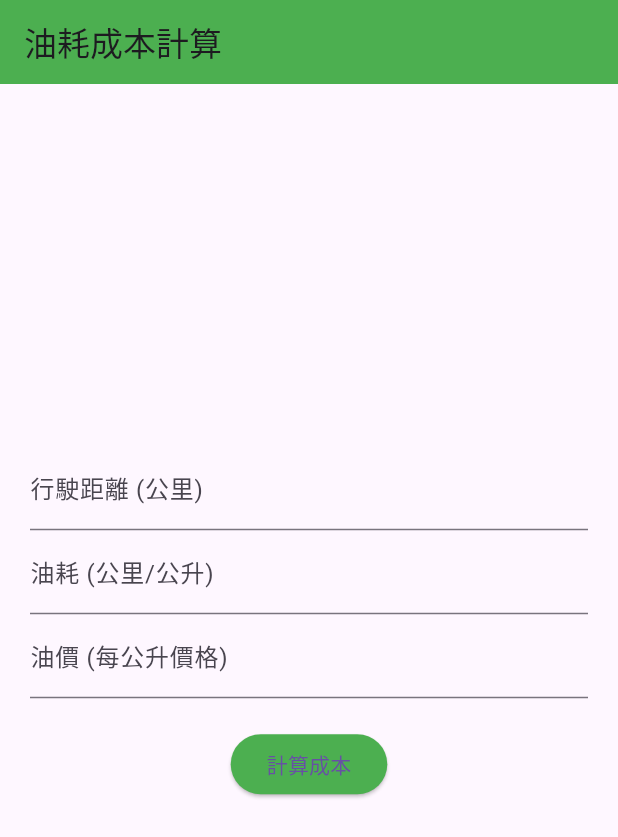
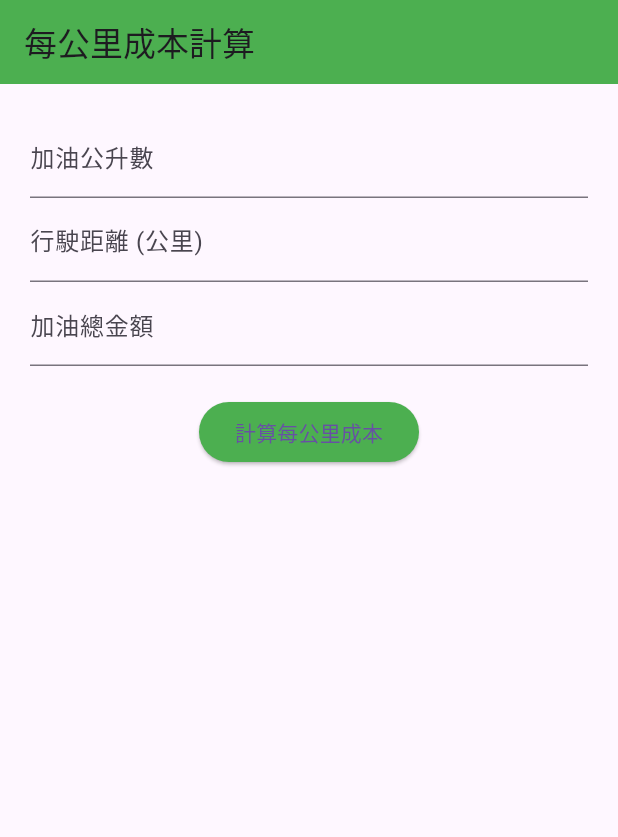
Before and after one commit to ArnoldChiou/fuel_cost_app, a Flutter app: the screen it shows after launch, on a phone screen of 412 x 824 dp. Shown: the top 837 px of the screen. Run offline on Flutter 3.47's test engine with Material 3 defaults, Android fonts, the phone set to English and light mode, and no system bars.

Commit message:
更改計算方式

```diff
--- a/lib/main.dart
+++ b/lib/main.dart
@@ -5,47 +5,43 @@ void main() {
 }
 
 class FuelCostApp extends StatelessWidget {
-  const FuelCostApp({super.key});
-
   @override
   Widget build(BuildContext context) {
     return MaterialApp(
-      title: '油耗成本計算',
+      title: '每公里成本計算',
       home: FuelCostCalculator(),
     );
   }
 }
 
 class FuelCostCalculator extends StatefulWidget {
-  const FuelCostCalculator({super.key});
-
   @override
   _FuelCostCalculatorState createState() => _FuelCostCalculatorState();
 }
 
 class _FuelCostCalculatorState extends State<FuelCostCalculator> {
+  final TextEditingController litersController = TextEditingController();
   final TextEditingController distanceController = TextEditingController();
-  final TextEditingController consumptionController = TextEditingController();
-  final TextEditingController fuelPriceController = TextEditingController();
+  final TextEditingController totalCostController = TextEditingController();
 
   String result = '';
 
   void calculateCost() {
+    final double liters = double.tryParse(litersController.text) ?? 0;
     final double distance = double.tryParse(distanceController.text) ?? 0;
-    final double consumption = double.tryParse(consumptionController.text) ?? 0;
-    final double fuelPrice = double.tryParse(fuelPriceController.text) ?? 0;
+    final double totalCost = double.tryParse(totalCostController.text) ?? 0;
 
-    if (distance <= 0 || consumption <= 0 || fuelPrice <= 0) {
+    if (liters <= 0 || distance <= 0 || totalCost <= 0) {
       setState(() {
         result = '請輸入有效數據';
       });
       return;
     }
 
-    final cost = (distance / consumption) * fuelPrice;
+    final costPerKm = totalCost / distance;
 
     setState(() {
-      result = '總成本：NT\$${cost.toStringAsFixed(2)}';
+      result = '每公里成本：NT\$${costPerKm.toStringAsFixed(2)}';
     });
   }
 
@@ -53,14 +49,21 @@ class _FuelCostCalculatorState extends State<FuelCostCalculator> {
   Widget build(BuildContext context) {
     return Scaffold(
       appBar: AppBar(
-        title: Text('油耗成本計算'),
+        title: Text('每公里成本計算'),
         backgroundColor: Colors.green,
       ),
-      body: Padding(
+      body: SingleChildScrollView( // 加上這一層解決溢出問題
         padding: EdgeInsets.all(20.0),
         child: Column(
           mainAxisAlignment: MainAxisAlignment.center,
           children: [
+            TextField(
+              controller: litersController,
+              decoration: InputDecoration(
+                labelText: '加油公升數',
+              ),
+              keyboardType: TextInputType.numberWithOptions(decimal: true),
+            ),
             TextField(
               controller: distanceController,
               decoration: InputDecoration(
@@ -69,26 +72,19 @@ class _FuelCostCalculatorState extends State<FuelCostCalculator> {
               keyboardType: TextInputType.numberWithOptions(decimal: true),
             ),
             TextField(
-              controller: consumptionController,
+              controller: totalCostController,
               decoration: InputDecoration(
-                labelText: '油耗 (公里/公升)',
-              ),
-              keyboardType: TextInputType.numberWithOptions(decimal: true),
-            ),
-            TextField(
-              controller: fuelPriceController,
-              decoration: InputDecoration(
-                labelText: '油價 (每公升價格)',
+                labelText: '加油總金額',
               ),
               keyboardType: TextInputType.numberWithOptions(decimal: true),
             ),
             SizedBox(height: 20),
             ElevatedButton(
               onPressed: calculateCost,
+              child: Text('計算每公里成本'),
               style: ElevatedButton.styleFrom(
                 backgroundColor: Colors.green,
               ),
-              child: Text('計算成本'),
             ),
             SizedBox(height: 20),
             Text(
```
